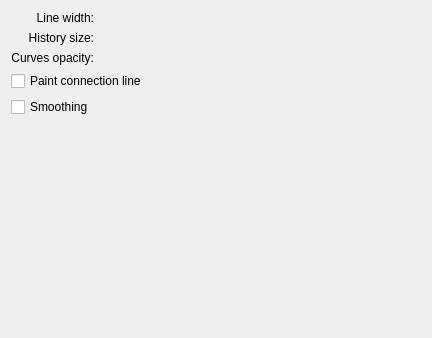
First picture: the form in plugins/paintops/curvebrush/wdgcurveoptions.ui, repository KDE/krita, before the edit.
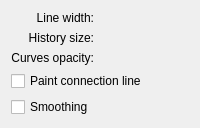
Second picture: the form after the edit. Custom widgets are drawn as their Qt base class.

```diff
--- a/plugins/paintops/curvebrush/wdgcurveoptions.ui
+++ b/plugins/paintops/curvebrush/wdgcurveoptions.ui
@@ -2,26 +2,6 @@
 <ui version="4.0">
  <class>WdgCurveOptions</class>
  <widget class="QWidget" name="WdgCurveOptions">
-  <property name="geometry">
-   <rect>
-    <x>0</x>
-    <y>0</y>
-    <width>432</width>
-    <height>338</height>
-   </rect>
-  </property>
-  <property name="sizePolicy">
-   <sizepolicy hsizetype="Preferred" vsizetype="Preferred">
-    <horstretch>0</horstretch>
-    <verstretch>0</verstretch>
-   </sizepolicy>
-  </property>
-  <property name="minimumSize">
-   <size>
-    <width>0</width>
-    <height>0</height>
-   </size>
-  </property>
   <layout class="QGridLayout" name="gridLayout" columnstretch="0,1">
    <item row="0" column="0">
     <widget class="QLabel" name="lineWidthLbl">
@@ -83,8 +63,8 @@
      </property>
      <property name="sizeHint" stdset="0">
       <size>
-       <width>352</width>
-       <height>267</height>
+       <width>0</width>
+       <height>0</height>
       </size>
      </property>
     </spacer>
```
Left out of the diff: 6 changed lines with no effect on the pictures.
